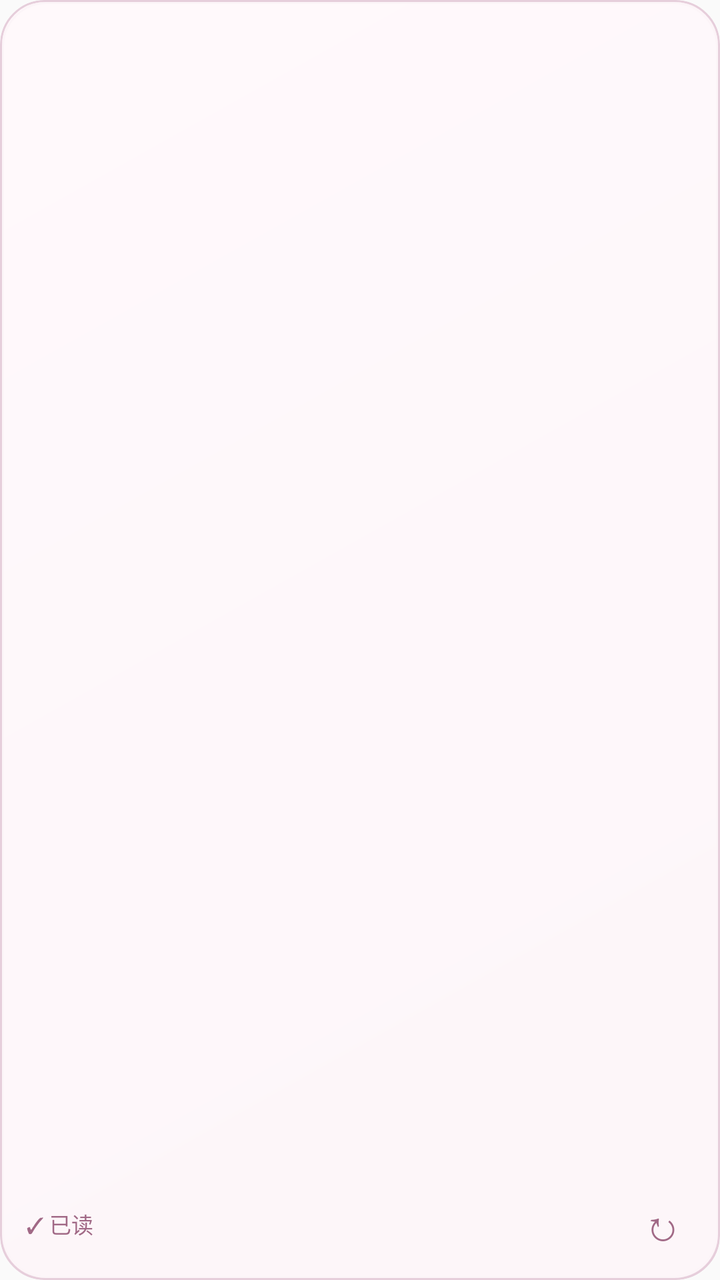
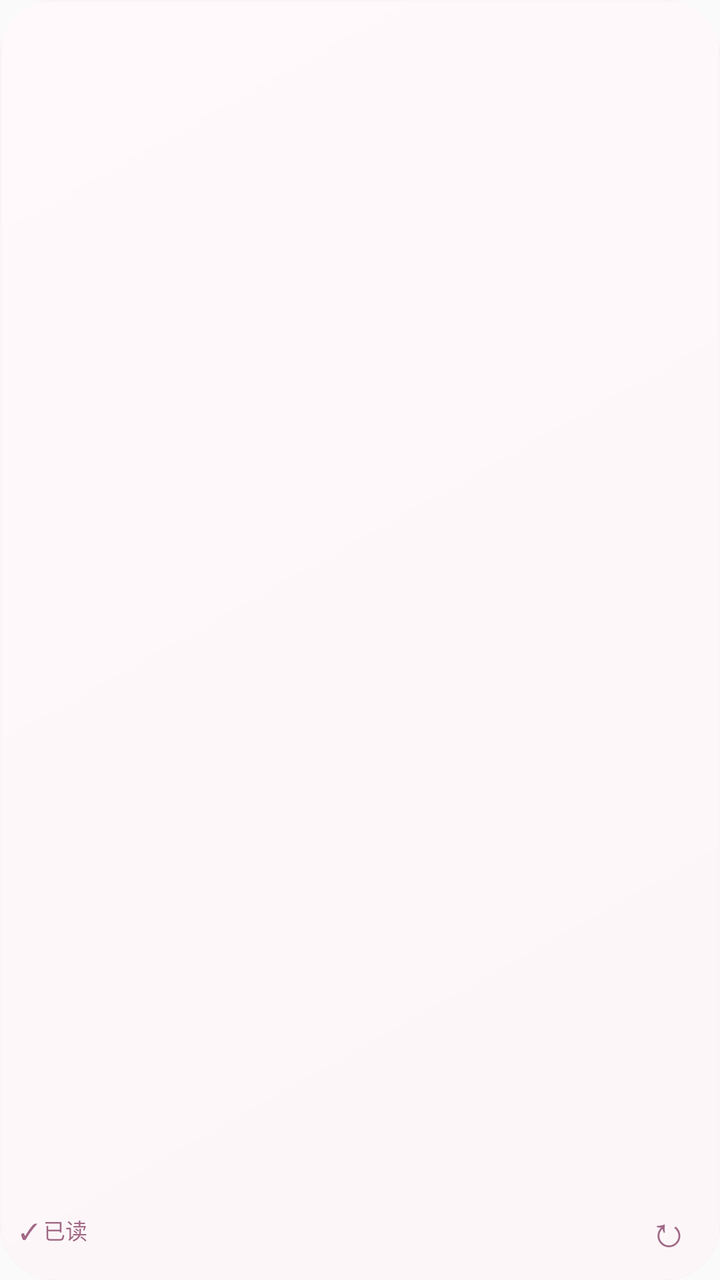

Screens rendered from an Android XML layout before and after an edit, with the pre-edit source and the edit as a unified diff.
<!-- AndroidManifest.xml: application theme android:Theme.Material.Light.NoActionBar -->
<!-- res/layout/ourdays_widget.xml -->
<FrameLayout xmlns:android="http://schemas.android.com/apk/res/android" android:layout_width="match_parent" android:layout_height="match_parent" android:background="@drawable/widget_background" android:padding="1dp" android:clipToOutline="true">
    <ImageView android:id="@+id/widget_background" android:layout_width="match_parent" android:layout_height="match_parent" android:scaleType="centerCrop" android:importantForAccessibility="no" android:src="@drawable/widget_background" />
    <LinearLayout android:id="@+id/widget_overlay" android:layout_width="match_parent" android:layout_height="match_parent" android:background="@drawable/widget_overlay" android:orientation="vertical" android:padding="12dp">
        <LinearLayout android:id="@+id/widget_content" android:layout_width="match_parent" android:layout_height="0dp" android:layout_weight="1" android:orientation="vertical" android:clickable="true">
            <TextView android:id="@+id/widget_title" android:layout_width="match_parent" android:layout_height="wrap_content" android:textSize="11sp" android:textColor="#946B80" android:maxLines="1" android:ellipsize="end" />
            <TextView android:id="@+id/widget_body" android:layout_width="match_parent" android:layout_height="0dp" android:layout_weight="1" android:gravity="center_vertical" android:textSize="16sp" android:textColor="#704457" android:maxLines="3" android:ellipsize="end" android:paddingTop="5dp" android:paddingBottom="5dp" />
            <TextView android:id="@+id/widget_caption" android:layout_width="match_parent" android:layout_height="wrap_content" android:textSize="9sp" android:textColor="#A38694" android:maxLines="1" android:ellipsize="end" />
        </LinearLayout>
        <LinearLayout android:layout_width="match_parent" android:layout_height="30dp" android:orientation="horizontal" android:gravity="center_vertical">
            <TextView android:id="@+id/widget_read" android:layout_width="0dp" android:layout_weight="1" android:layout_height="match_parent" android:gravity="center_vertical" android:text="✓ 已读" android:textColor="#A16986" android:textSize="11sp" android:contentDescription="标记当前消息已读" />
            <FrameLayout android:id="@+id/widget_refresh_button" android:layout_width="32dp" android:layout_height="match_parent" android:contentDescription="立即刷新桌面卡片">
                <TextView android:id="@+id/widget_refresh" android:layout_width="match_parent" android:layout_height="match_parent" android:gravity="center" android:text="↻" android:textSize="21sp" android:textColor="#A16986" />
                <ProgressBar android:id="@+id/widget_refresh_progress" android:layout_width="22dp" android:layout_height="22dp" android:layout_gravity="center" android:indeterminate="true" android:indeterminateTint="#A16986" android:visibility="gone" />
            </FrameLayout>
        </LinearLayout>
    </LinearLayout>
</FrameLayout>
<!-- resources referenced by this layout -->
<resources>
  <!-- drawable widget_background (drawable) -->
  <shape xmlns:android="http://schemas.android.com/apk/res/android" android:shape="rectangle"><gradient android:startColor="#FFF5F9" android:endColor="#EBD4E0" android:angle="315"/><corners android:radius="22dp"/><stroke android:width="1dp" android:color="#E6CEDB"/></shape>
  <!-- drawable widget_overlay (drawable) -->
  <shape xmlns:android="http://schemas.android.com/apk/res/android" android:shape="rectangle"><solid android:color="#E6FFFAFC"/><corners android:radius="22dp"/></shape>
</resources>

<!-- the commit's change to res/layout/ourdays_widget.xml (unified diff, before → after) -->
@@ -1,10 +1,10 @@
-<FrameLayout xmlns:android="http://schemas.android.com/apk/res/android" android:layout_width="match_parent" android:layout_height="match_parent" android:background="@drawable/widget_background" android:padding="1dp" android:clipToOutline="true">
+<FrameLayout xmlns:android="http://schemas.android.com/apk/res/android" android:id="@android:id/background" android:layout_width="match_parent" android:layout_height="match_parent" android:background="@drawable/widget_frame" android:padding="0dp" android:clipToOutline="true">
     <ImageView android:id="@+id/widget_background" android:layout_width="match_parent" android:layout_height="match_parent" android:scaleType="centerCrop" android:importantForAccessibility="no" android:src="@drawable/widget_background" />
-    <LinearLayout android:id="@+id/widget_overlay" android:layout_width="match_parent" android:layout_height="match_parent" android:background="@drawable/widget_overlay" android:orientation="vertical" android:padding="12dp">
+    <LinearLayout android:id="@+id/widget_overlay" android:layout_width="match_parent" android:layout_height="match_parent" android:background="@drawable/widget_overlay" android:orientation="vertical" android:padding="10dp">
         <LinearLayout android:id="@+id/widget_content" android:layout_width="match_parent" android:layout_height="0dp" android:layout_weight="1" android:orientation="vertical" android:clickable="true">
-            <TextView android:id="@+id/widget_title" android:layout_width="match_parent" android:layout_height="wrap_content" android:textSize="11sp" android:textColor="#946B80" android:maxLines="1" android:ellipsize="end" />
-            <TextView android:id="@+id/widget_body" android:layout_width="match_parent" android:layout_height="0dp" android:layout_weight="1" android:gravity="center_vertical" android:textSize="16sp" android:textColor="#704457" android:maxLines="3" android:ellipsize="end" android:paddingTop="5dp" android:paddingBottom="5dp" />
-            <TextView android:id="@+id/widget_caption" android:layout_width="match_parent" android:layout_height="wrap_content" android:textSize="9sp" android:textColor="#A38694" android:maxLines="1" android:ellipsize="end" />
+            <TextView android:id="@+id/widget_title" android:layout_width="match_parent" android:layout_height="wrap_content" android:textSize="11sp" android:textColor="#946B80" android:maxLines="2" />
+            <TextView android:id="@+id/widget_body" android:layout_width="match_parent" android:layout_height="0dp" android:layout_weight="1" android:gravity="center_vertical" android:textSize="16sp" android:autoSizeTextType="uniform" android:autoSizeMinTextSize="10sp" android:autoSizeMaxTextSize="16sp" android:autoSizeStepGranularity="1sp" android:textColor="#704457" android:paddingTop="2dp" android:paddingBottom="2dp" />
+            <TextView android:id="@+id/widget_caption" android:layout_width="match_parent" android:layout_height="wrap_content" android:textSize="9sp" android:textColor="#A38694" android:maxLines="1" />
         </LinearLayout>
         <LinearLayout android:layout_width="match_parent" android:layout_height="30dp" android:orientation="horizontal" android:gravity="center_vertical">
             <TextView android:id="@+id/widget_read" android:layout_width="0dp" android:layout_weight="1" android:layout_height="match_parent" android:gravity="center_vertical" android:text="✓ 已读" android:textColor="#A16986" android:textSize="11sp" android:contentDescription="标记当前消息已读" />
<!-- resource entries referenced after the edit -->
@@ -2,7 +2,10 @@
 <resources>
   <!-- drawable widget_background (drawable) -->
   <shape xmlns:android="http://schemas.android.com/apk/res/android" android:shape="rectangle"><gradient android:startColor="#FFF5F9" android:endColor="#EBD4E0" android:angle="315"/><corners android:radius="22dp"/><stroke android:width="1dp" android:color="#E6CEDB"/></shape>
+  <!-- drawable widget_frame (drawable) -->
+  <shape xmlns:android="http://schemas.android.com/apk/res/android" android:shape="rectangle"><solid android:color="#F3E4EC"/><corners android:radius="@dimen/widget_corner_radius"/></shape>
   <!-- drawable widget_overlay (drawable) -->
   <shape xmlns:android="http://schemas.android.com/apk/res/android" android:shape="rectangle"><solid android:color="#E6FFFAFC"/><corners android:radius="22dp"/></shape>
+  <dimen name="widget_corner_radius">22dp</dimen>
 </resources>
 
